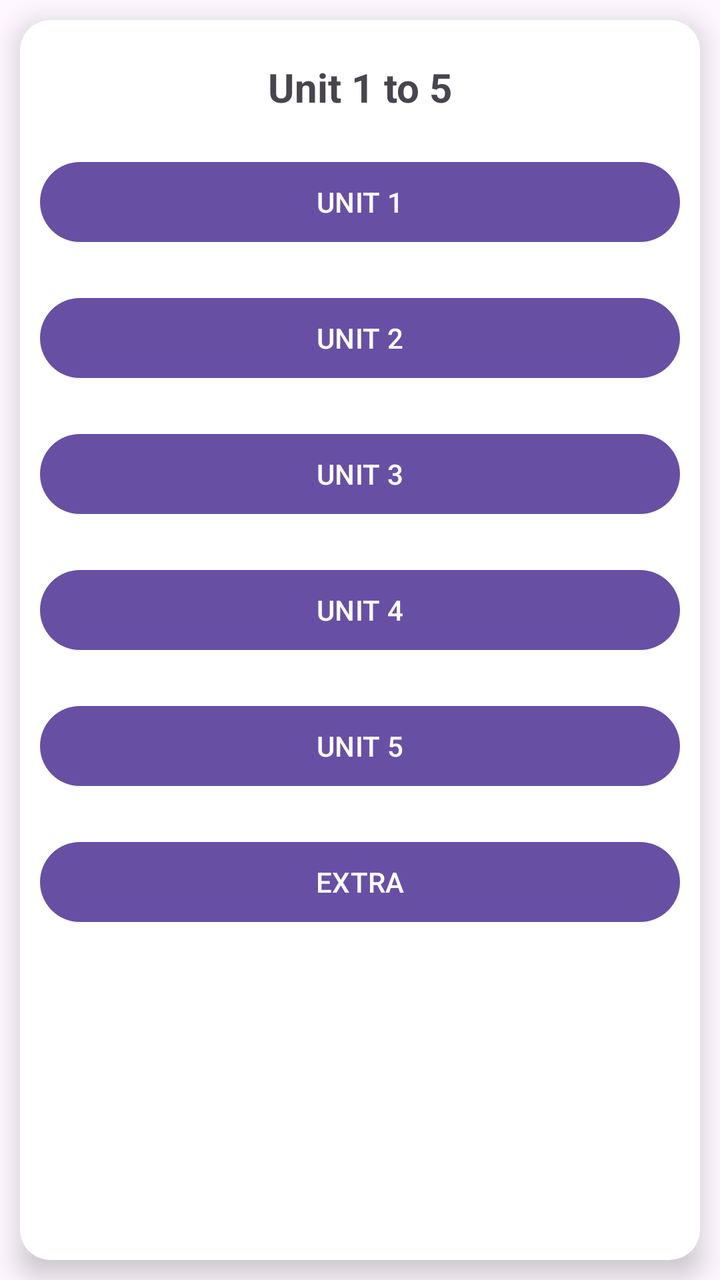
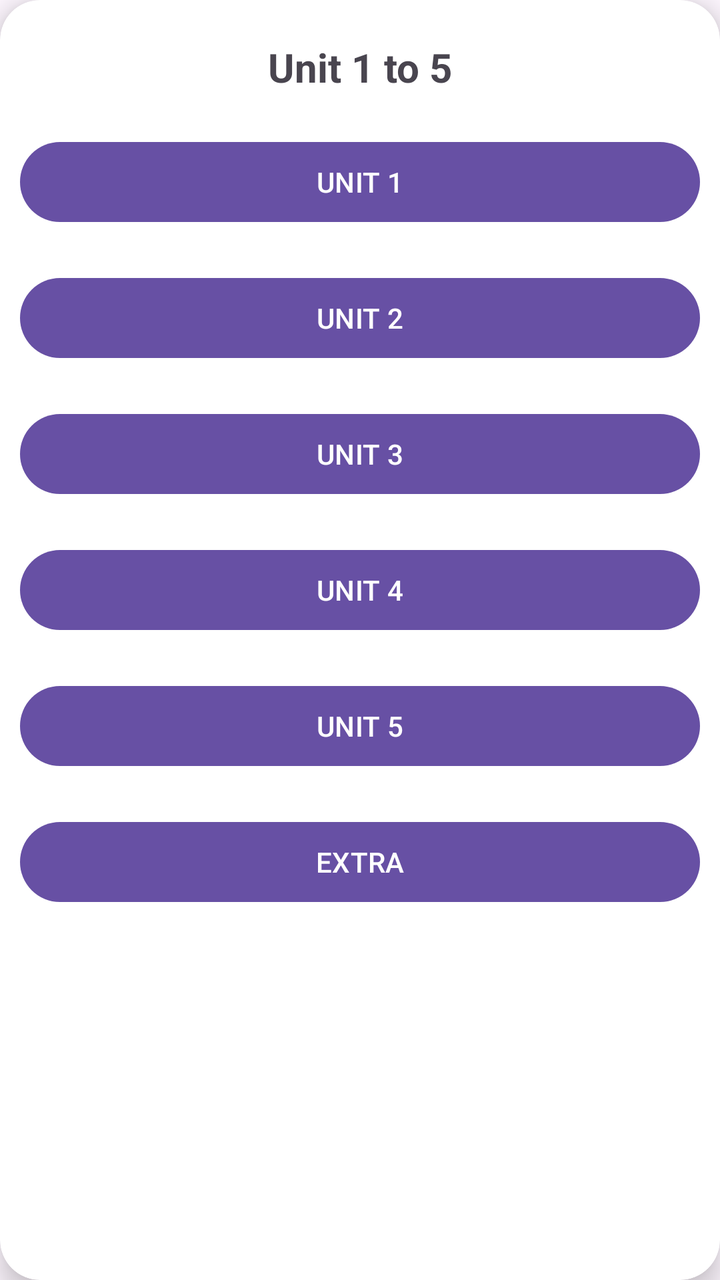

Screens rendered from an Android XML layout before and after an edit, with the pre-edit source and the edit as a unified diff.
<!-- AndroidManifest.xml: application theme Theme.MyApplicationMCA -->
<!-- res/layout/activity_main.xml -->
<?xml version="1.0" encoding="utf-8"?>
<LinearLayout xmlns:android="http://schemas.android.com/apk/res/android"
    xmlns:app="http://schemas.android.com/apk/res-auto"
    xmlns:tools="http://schemas.android.com/tools"
    android:id="@+id/main"
    android:layout_width="match_parent"
    android:layout_height="match_parent"
    android:animateLayoutChanges="true"
    android:gravity="center"
    android:orientation="vertical"

    tools:context=".MainActivity">

    
    <androidx.cardview.widget.CardView
        android:id="@+id/card_units"
        android:layout_width="match_parent"
        android:layout_height="match_parent"
        android:padding="12dp"
        android:layout_margin="10dp"
        app:cardCornerRadius="15dp"
        app:cardElevation="8dp">

        <LinearLayout
            android:layout_width="match_parent"
            android:layout_height="wrap_content"
            android:gravity="center"
            android:layout_marginTop="10dp"
            android:orientation="vertical">

            <TextView
                android:layout_width="match_parent"
                android:layout_height="wrap_content"
                android:layout_margin="10dp"
                android:gravity="center"
                android:text="Unit 1 to 5"
                android:textSize="20sp"
                android:textStyle="bold" />

            <Button
                android:id="@+id/btnUnit1"
                android:layout_width="match_parent"
                android:layout_height="wrap_content"
                android:layout_margin="10dp"
                android:text="UNIT 1" />

            <Button
                android:id="@+id/btnUnit2"
                android:layout_width="match_parent"
                android:layout_height="wrap_content"
                android:layout_margin="10dp"
                android:text="UNIT 2" />

            <Button
                android:id="@+id/btnUnit3"
                android:layout_width="match_parent"
                android:layout_height="wrap_content"
                android:layout_margin="10dp"
                android:text="UNIT 3" />

            <Button
                android:id="@+id/btnUnit4"
                android:layout_width="match_parent"
                android:layout_height="wrap_content"
                android:layout_margin="10dp"
                android:text="UNIT 4" />

            <Button
                android:id="@+id/btnUnit5"
                android:layout_width="match_parent"
                android:layout_height="wrap_content"
                android:layout_margin="10dp"
                android:padding="10dp"
                android:text="UNIT 5" />

            <Button
                android:id="@+id/btnextra"
                android:layout_width="match_parent"
                android:layout_height="wrap_content"
                android:layout_margin="10dp"
                android:padding="10dp"
                android:text="EXTRA" />

        </LinearLayout>

    </androidx.cardview.widget.CardView>

</LinearLayout>
<!-- resources referenced by this layout -->
<resources>
  <style name="Theme.MyApplicationMCA" parent="Base.Theme.MyApplicationMCA" />
  <style name="Base.Theme.MyApplicationMCA" parent="Theme.Material3.DayNight.NoActionBar">
          
          
      </style>
</resources>

<!-- the commit's change to res/layout/activity_main.xml (unified diff, before → after) -->
@@ -8,7 +8,7 @@
     android:animateLayoutChanges="true"
     android:gravity="center"
     android:orientation="vertical"
-
+    android:layout_margin="5dp"
     tools:context=".MainActivity">
 
     
@@ -17,8 +17,7 @@
         android:layout_width="match_parent"
         android:layout_height="match_parent"
         android:padding="12dp"
-        android:layout_margin="10dp"
-        app:cardCornerRadius="15dp"
+        app:cardCornerRadius="20dp"
         app:cardElevation="8dp">
 
         <LinearLayout
